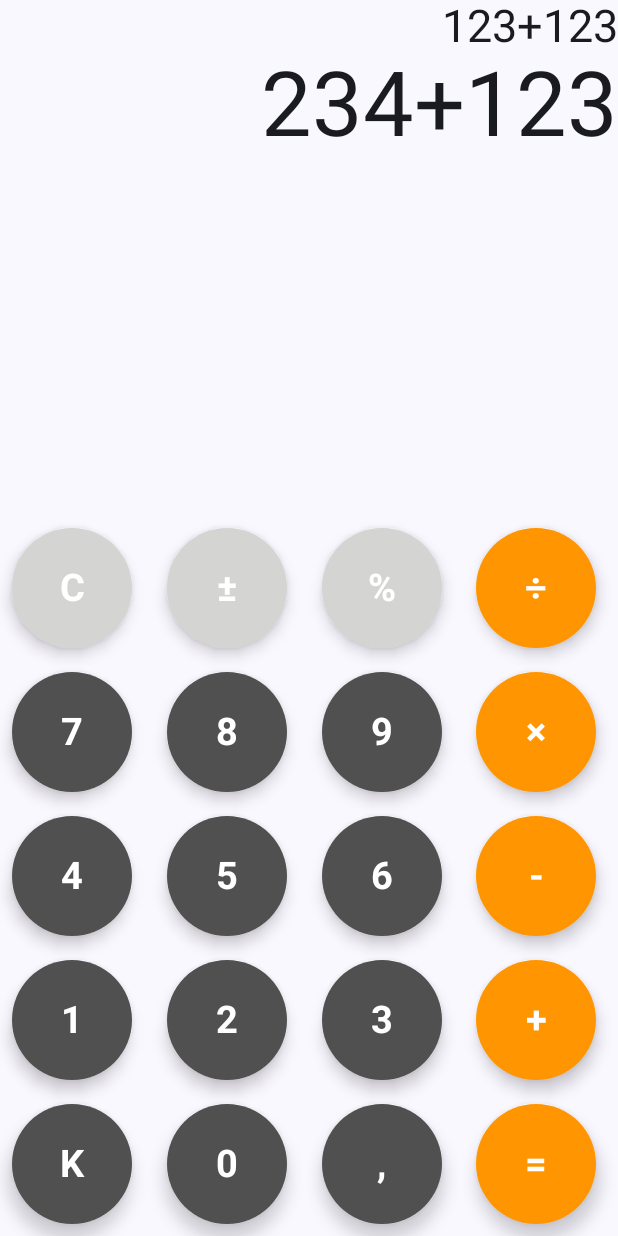
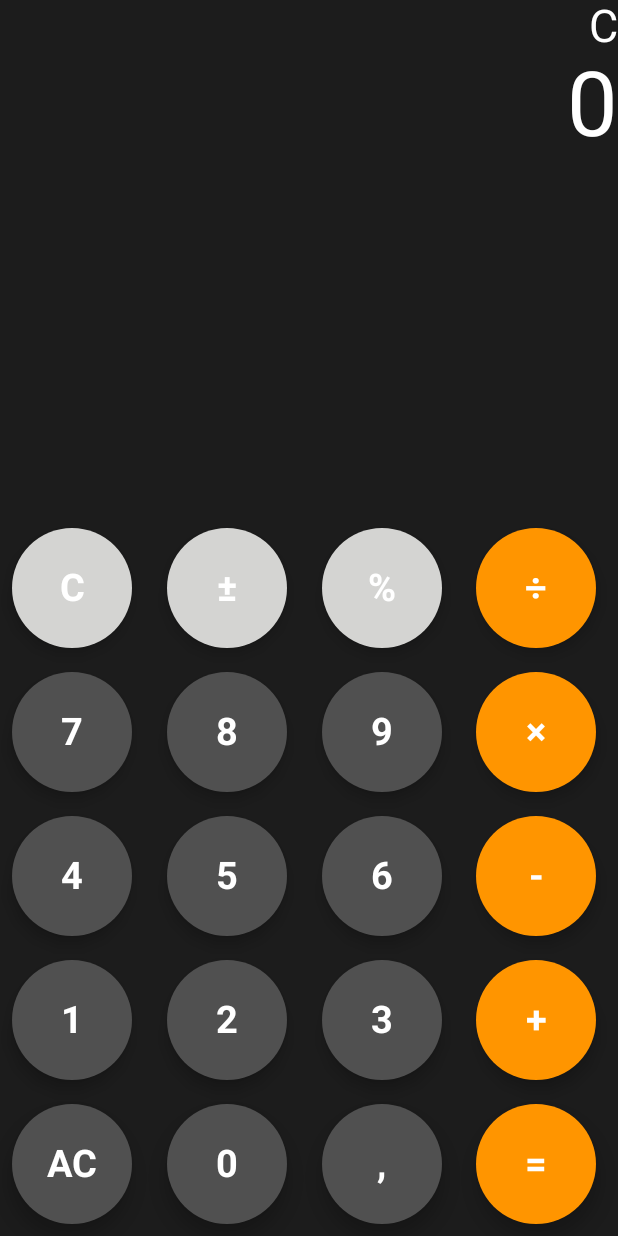
Before and after one commit to Zyziek055/calculator, an Android app built with Jetpack Compose: the screen it shows after launch (MainActivity), after a tap on an icon or button, on a phone screen of 412 x 824 dp. Run offline under Robolectric (Android 15) with nearby library versions, the phone set to English and light mode, and no system bars; our stand-ins replace livedata-compose.

Commit message:
buttons work and equation and result is being displayed

```diff
--- a/app/build.gradle.kts
+++ b/app/build.gradle.kts
@@ -48,6 +48,7 @@ dependencies {
     implementation(libs.androidx.ui)
     implementation(libs.androidx.ui.graphics)
     implementation(libs.androidx.ui.tooling.preview)
+    implementation(libs.androidx.runtime.livedata)
     implementation(libs.androidx.material3)
     testImplementation(libs.junit)
     androidTestImplementation(libs.androidx.junit)
@@ -56,4 +57,5 @@ dependencies {
     androidTestImplementation(libs.androidx.ui.test.junit4)
     debugImplementation(libs.androidx.ui.tooling)
     debugImplementation(libs.androidx.ui.test.manifest)
+    implementation("org.mozilla:rhino:1.7R4")
 }
--- a/app/src/main/java/com/zyziek/calculator/Calculator.kt
+++ b/app/src/main/java/com/zyziek/calculator/Calculator.kt
@@ -16,6 +16,7 @@ import androidx.compose.material3.Button
 import androidx.compose.material3.FloatingActionButton
 import androidx.compose.material3.Text
 import androidx.compose.runtime.Composable
+import androidx.compose.runtime.livedata.observeAsState
 import androidx.compose.ui.Alignment
 import androidx.compose.ui.Modifier
 import androidx.compose.ui.graphics.Color
@@ -34,23 +35,28 @@ val calculatorButtons = listOf(
     "7", "8", "9", "×",
     "4", "5", "6", "-",
     "1", "2", "3", "+",
-    "K", "0", ",", "="
+    "AC", "0", ",", "="
 )
 
 /*
     Modifier - let's us decorate and add behaviour to elements (background, padding, font etc)
  */
 @Composable
-fun Calculator(modifier: Modifier = Modifier) {
+fun Calculator(modifier: Modifier = Modifier, viewModel: CalculatorViewModel) {
+    val equationText = viewModel.equationText.observeAsState()
+    val resultText = viewModel.resultText.observeAsState()
+
+
     Box(modifier = modifier) {
         Column (
-            modifier = modifier.fillMaxSize(),
+            modifier = modifier.fillMaxSize().background(Color(0xFF1C1C1C)),
             //Text is on the right side
             horizontalAlignment = Alignment.End
         ){
             Text(
-                text = "123+123",
+                text = equationText.value?:"",
                 style = TextStyle(
+                    color = Color.White,
                     fontSize = 30.sp,
                     textAlign = TextAlign.End
                 ),
@@ -59,8 +65,9 @@ fun Calculator(modifier: Modifier = Modifier) {
                 )
 
             Text(
-                text = "234+123",
+                text = resultText.value?:"",
                 style = TextStyle(
+                    color = Color.White,
                     fontSize = 60.sp,
                     textAlign = TextAlign.End
                 ),
@@ -74,7 +81,9 @@ fun Calculator(modifier: Modifier = Modifier) {
             ) {
 
                 items(calculatorButtons) {
-                    CalculatorButton(it)
+                    CalculatorButton(btn = it, onClick = {
+                        viewModel.onButtonClick(it)
+                    })
                 }
 
             }
@@ -84,11 +93,11 @@ fun Calculator(modifier: Modifier = Modifier) {
 }
 
 @Composable
-fun CalculatorButton(btn: String) {
+fun CalculatorButton(btn: String, onClick: () -> Unit) {
     Box(modifier = Modifier.padding(8.dp)) {
         FloatingActionButton(
             modifier = Modifier.size(80.dp),
-            onClick = {/*todo*/},
+            onClick = onClick,
             contentColor = Color.White,
             containerColor = getColor(btn),
             shape = CircleShape
--- /dev/null
+++ b/app/src/main/java/com/zyziek/calculator/CalculatorViewModel.kt
@@ -0,0 +1,46 @@
+package com.zyziek.calculator
+
+import android.util.Log
+import androidx.lifecycle.LiveData
+import androidx.lifecycle.MutableLiveData
+import androidx.lifecycle.ViewModel
+
+class CalculatorViewModel: ViewModel() {
+
+    private val _equationText = MutableLiveData("")
+    val equationText: LiveData<String> = _equationText
+
+    private val _resultText = MutableLiveData("0")
+    val resultText: LiveData<String> = _resultText
+
+    fun onButtonClick(btn: String) {
+        Log.i("Clicked Button", btn)
+
+        _equationText.value?.let {
+            if(btn == "AC") {
+                _equationText.value = ""
+                _resultText.value = "0"
+                return
+            }
+
+            if(btn == "C") {
+                if(it.isNotEmpty()) {
+                    _equationText.value = it.substring(0, it.length-1)
+                    return
+                }
+            }
+
+            if(btn == "=") {
+                _equationText.value = _resultText.value
+                return
+            }
+
+            _equationText.value = it+btn
+
+            //Calculate Result
+
+            Log.i("Equatrion", _equationText.value.toString())
+        }
+
+    }
+}
--- a/app/src/main/java/com/zyziek/calculator/MainActivity.kt
+++ b/app/src/main/java/com/zyziek/calculator/MainActivity.kt
@@ -8,16 +8,19 @@ import androidx.compose.foundation.layout.fillMaxSize
 import androidx.compose.foundation.layout.padding
 import androidx.compose.material3.Scaffold
 import androidx.compose.ui.Modifier
+import androidx.lifecycle.ViewModelProvider
 import com.zyziek.calculator.ui.theme.CalculatorTheme
 
 class MainActivity : ComponentActivity() {
     override fun onCreate(savedInstanceState: Bundle?) {
         super.onCreate(savedInstanceState)
+
+        val calculatorViewModel = ViewModelProvider(this)[CalculatorViewModel::class.java]
         enableEdgeToEdge()
         setContent {
             CalculatorTheme {
                 Scaffold(modifier = Modifier.fillMaxSize()) { innerPadding ->
-                    Calculator(modifier = Modifier.padding(innerPadding))
+                    Calculator(modifier = Modifier.padding(innerPadding), calculatorViewModel)
                 }
             }
         }
--- a/gradle/libs.versions.toml
+++ b/gradle/libs.versions.toml
@@ -8,9 +8,11 @@ espressoCore = "3.6.1"
 lifecycleRuntimeKtx = "2.9.1"
 activityCompose = "1.10.1"
 composeBom = "2024.09.00"
+runtimeLivedata = "1.8.3"
 
 [libraries]
 androidx-core-ktx = { group = "androidx.core", name = "core-ktx", version.ref = "coreKtx" }
+androidx-runtime-livedata = { module = "androidx.compose.runtime:runtime-livedata", version.ref = "runtimeLivedata" }
 junit = { group = "junit", name = "junit", version.ref = "junit" }
 androidx-junit = { group = "androidx.test.ext", name = "junit", version.ref = "junitVersion" }
 androidx-espresso-core = { group = "androidx.test.espresso", name = "espresso-core", version.ref = "espressoCore" }
```
